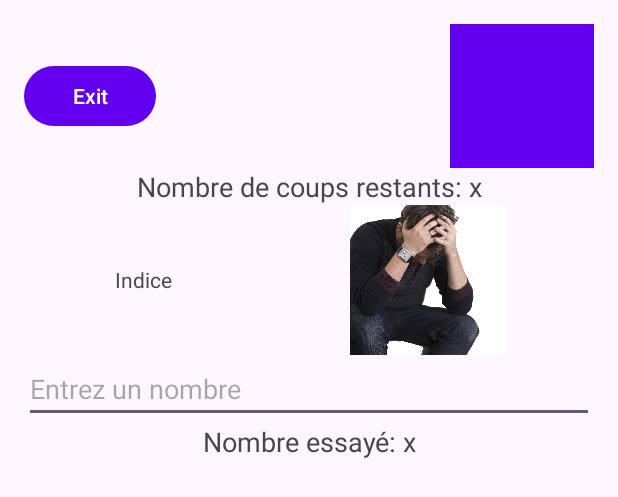
After one commit to Rafale2000/QuestEase-SAE6.01, an Android app: the layout activity_prix_juste.xml on its own in the app's theme, with its tools: preview values and no code run, on a phone screen of 412 x 824 dp. The commit adds this screen. Shown: the top 497 px of the screen. Run offline under Robolectric (Android 15) with nearby library versions, the phone set to English and light mode, and no system bars.

Commit message:
élément visuelle pour prixJuste

```diff
--- /dev/null
+++ b/app/src/main/res/drawable/baseline_pen.xml
@@ -0,0 +1,7 @@
+<vector xmlns:android="http://schemas.android.com/apk/res/android" android:height="24dp" android:tint="#000000" android:viewportHeight="24" android:viewportWidth="24" android:width="24dp">
+
+    <path android:fillColor="@android:color/white" android:pathData="M3,17.25l0,3.75l3.75,0l11.06,-11.06l-3.75,-3.75z"/>
+
+    <path android:fillColor="@android:color/white" android:pathData="M20.71,5.63l-2.34,-2.34c-0.39,-0.39 -1.02,-0.39 -1.41,0l-1.83,1.83l3.75,3.75l1.83,-1.83C21.1,6.65 21.1,6.02 20.71,5.63z"/>
+
+</vector>
--- /dev/null
+++ b/app/src/main/res/drawable/change_input_selector.xml
@@ -0,0 +1,6 @@
+<?xml version="1.0" encoding="utf-8"?>
+<selector xmlns:android="http://schemas.android.com/apk/res/android">
+    <item android:state_pressed="true" android:drawable="@drawable/baseline_pen" />
+    <item android:state_focused="true" android:drawable="@drawable/baseline_pen" />
+    <item android:drawable="@drawable/baseline_keyboard" />
+</selector>
--- /dev/null
+++ b/app/src/main/res/layout/activity_prix_juste.xml
@@ -0,0 +1,89 @@
+<?xml version="1.0" encoding="utf-8"?>
+<LinearLayout xmlns:android="http://schemas.android.com/apk/res/android"
+    android:layout_width="match_parent"
+    android:layout_height="match_parent"
+    android:orientation="vertical"
+    android:padding="16dp"
+    android:id="@+id/main"
+    >
+
+    <!-- Top Bar with Exit and Switch Button -->
+    <LinearLayout
+        android:layout_width="match_parent"
+        android:layout_height="wrap_content"
+        android:orientation="horizontal">
+
+        <!-- Button to Exit -->
+        <Button
+            android:id="@+id/btn_exit"
+            android:layout_width="wrap_content"
+            android:layout_height="wrap_content"
+            android:text="@string/exit" />
+
+        <!-- Space to push Switch button to the right -->
+        <Space
+            android:layout_width="0dp"
+            android:layout_height="0dp"
+            android:layout_weight="1" />
+
+        <!-- Button to Switch between keyboard and handwriting -->
+        <Button
+            android:id="@+id/btn_switch_input"
+            android:layout_width="wrap_content"
+            android:layout_height="wrap_content"
+            android:background="@drawable/change_input_selector" />
+    </LinearLayout>
+
+    <!-- Text displaying remaining attempts -->
+    <TextView
+        android:id="@+id/tv_attempts"
+        android:layout_width="match_parent"
+        android:layout_height="wrap_content"
+        android:gravity="center"
+        android:text="@string/nbr_coup"
+        android:textSize="18sp" />
+
+    <!-- Content Block with a Hint on the left and Image on the right -->
+    <LinearLayout
+        android:layout_width="match_parent"
+        android:layout_height="wrap_content"
+        android:gravity="center"
+        android:orientation="horizontal">
+
+        <!-- Hint Text Block -->
+        <TextView
+            android:id="@+id/tv_hint"
+            android:layout_width="wrap_content"
+            android:layout_height="wrap_content"
+            android:layout_weight="1"
+            android:gravity="center"
+            android:text="@string/indice" />
+
+        <!-- Image Display -->
+        <ImageView
+            android:id="@+id/image_view"
+            android:layout_width="100dp"
+            android:layout_height="100dp"
+            android:layout_weight="1"
+            android:contentDescription="Image"
+            android:src="@drawable/benjamin" />
+    </LinearLayout>
+
+    <!-- Input for Number Guess -->
+    <EditText
+        android:id="@+id/input_number"
+        android:layout_width="match_parent"
+        android:layout_height="wrap_content"
+        android:hint="@string/entrez_un_nombre"
+        android:inputType="number" />
+
+    <!-- Displaying Number Tried Before -->
+    <TextView
+        android:id="@+id/tv_previous_number"
+        android:layout_width="match_parent"
+        android:layout_height="wrap_content"
+        android:gravity="center"
+        android:text="@string/nombre_essay"
+        android:textSize="18sp" />
+
+</LinearLayout>
--- a/app/src/main/res/values/strings.xml
+++ b/app/src/main/res/values/strings.xml
@@ -2,4 +2,10 @@
     <string name="app_name">Questease</string>
     <!-- TODO: Remove or change this placeholder text -->
     <string name="hello_blank_fragment">Hello blank fragment</string>
+    <string name="exit">Exit</string>
+    <string name="switch_keyboard">Switch</string>
+    <string name="nbr_coup">Nombre de coups restants: x</string>
+    <string name="entrez_un_nombre">Entrez un nombre</string>
+    <string name="nombre_essay">Nombre essayé: x</string>
+    <string name="indice">Indice</string>
 </resources>
```
Also changed, not shown: 1 other file.
